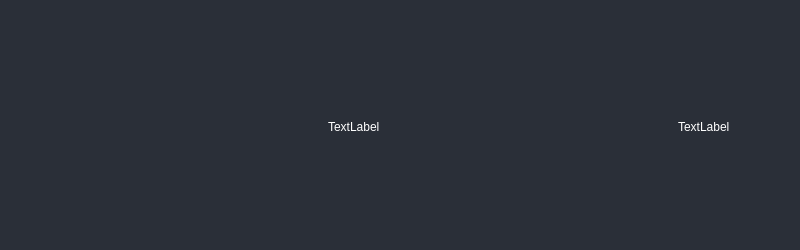
Qt form forms/elementProductInCart.ui (LunexCoding/MiniShopUI) before a commit.
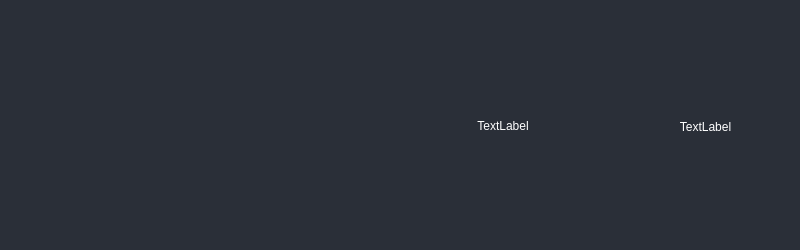
The same form after that commit. Icons and pictures are not drawn.

```diff
--- a/forms/elementProductInCart.ui
+++ b/forms/elementProductInCart.ui
@@ -217,7 +217,7 @@
                <property name="bottomMargin">
                 <number>0</number>
                </property>
-               <item>
+               <item alignment="Qt::AlignHCenter|Qt::AlignVCenter">
                 <widget class="QLabel" name="productName">
                  <property name="minimumSize">
                   <size>
@@ -228,6 +228,9 @@
                  <property name="text">
                   <string>TextLabel</string>
                  </property>
+                 <property name="alignment">
+                  <set>Qt::AlignCenter</set>
+                 </property>
                  <property name="wordWrap">
                   <bool>true</bool>
                  </property>
@@ -238,6 +241,9 @@
                  <property name="text">
                   <string>TextLabel</string>
                  </property>
+                 <property name="alignment">
+                  <set>Qt::AlignCenter</set>
+                 </property>
                 </widget>
                </item>
                <item>
```
